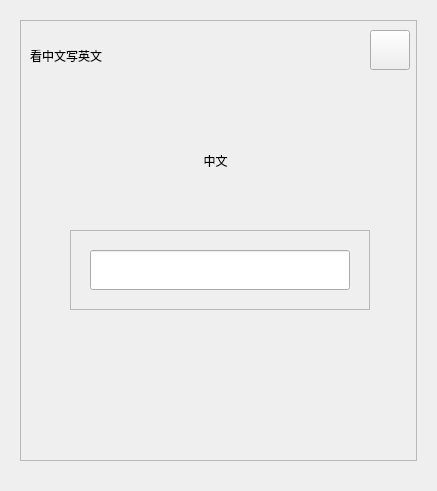
First picture: the form in question.ui, repository duoaidaoc/word-memorize-software, before the edit.
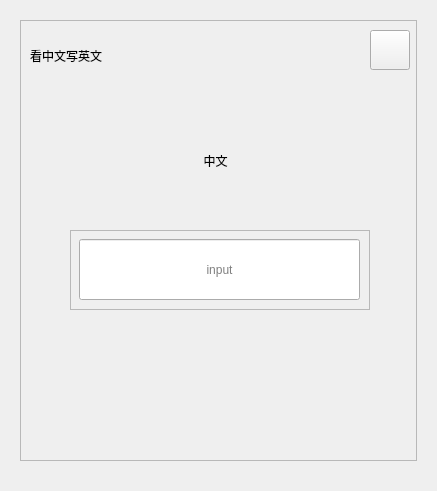
Second picture: the form after the edit. The open tabs and pages were chosen to show the change. Custom widgets are drawn as their Qt base class.

The edit to the form file:
```diff
--- a/question.ui
+++ b/question.ui
@@ -104,15 +104,21 @@
       <widget class="QLineEdit" name="eng_edit">
        <property name="geometry">
         <rect>
-         <x>20</x>
-         <y>20</y>
-         <width>260</width>
-         <height>40</height>
+         <x>9</x>
+         <y>9</y>
+         <width>281</width>
+         <height>61</height>
         </rect>
        </property>
        <property name="text">
         <string/>
        </property>
+       <property name="alignment">
+        <set>Qt::AlignCenter</set>
+       </property>
+       <property name="placeholderText">
+        <string>input</string>
+       </property>
       </widget>
      </widget>
     </widget>
```
Left out of the diff: 4 changed lines with no effect on the pictures.
